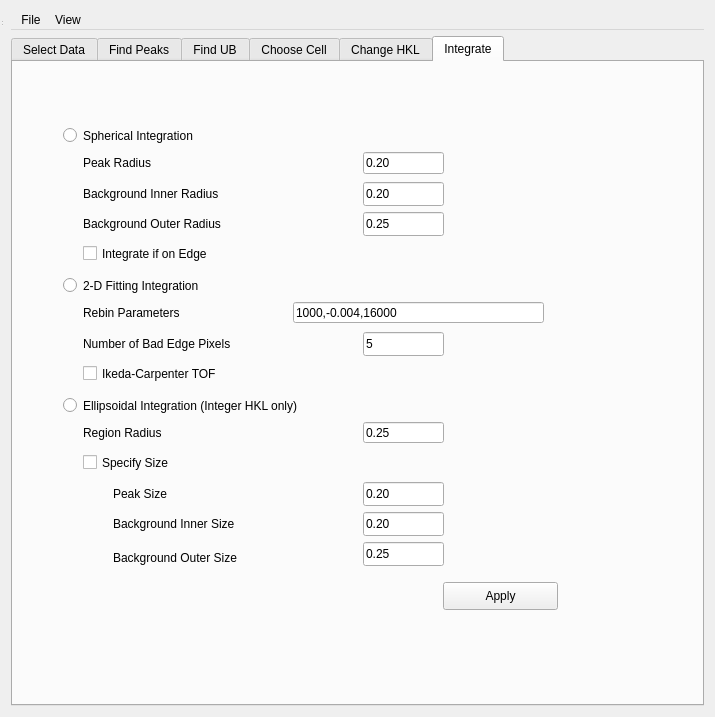
Old version of the form Code/Mantid/MantidQt/CustomInterfaces/inc/MantidQtCustomInterfaces/MantidEV.ui in the repository mantidproject/mantid.
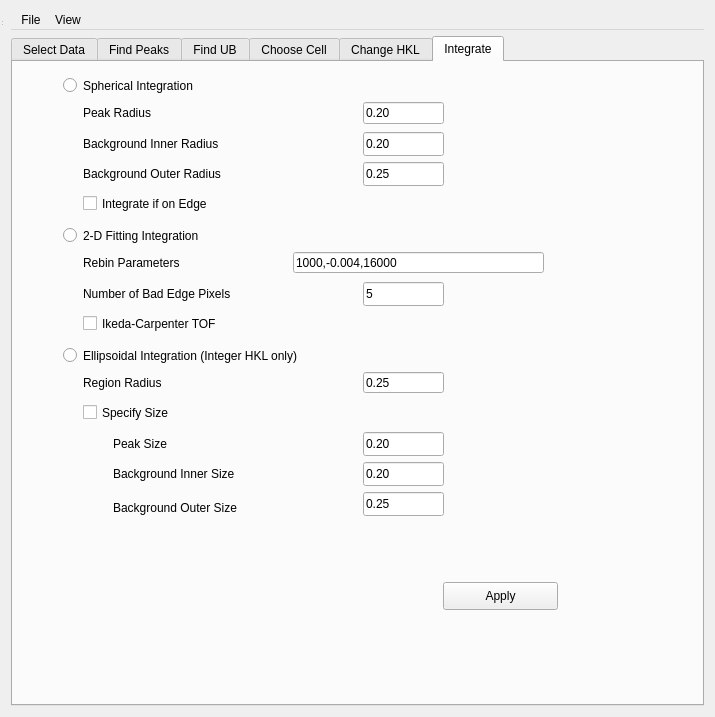
New version of the form. The open tabs and pages were chosen to show the change.

Commit message:
Re 6687 MantidEV menubar, save/load settings.
The settings of all GUI controls are now automatically saved
in a default location, and can be optionally saved and
loaded from a user specified file.  This is implemented
using Qt's QSettings object.

Refs #6687

Patch:
```diff
--- a/Code/Mantid/MantidQt/CustomInterfaces/inc/MantidQtCustomInterfaces/MantidEV.ui
+++ b/Code/Mantid/MantidQt/CustomInterfaces/inc/MantidQtCustomInterfaces/MantidEV.ui
@@ -1199,7 +1199,7 @@
        <property name="geometry">
         <rect>
          <x>50</x>
-         <y>60</y>
+         <y>10</y>
          <width>301</width>
          <height>27</height>
         </rect>
@@ -1212,7 +1212,7 @@
        <property name="geometry">
         <rect>
          <x>50</x>
-         <y>210</y>
+         <y>160</y>
          <width>311</width>
          <height>27</height>
         </rect>
@@ -1225,7 +1225,7 @@
        <property name="geometry">
         <rect>
          <x>50</x>
-         <y>330</y>
+         <y>280</y>
          <width>481</width>
          <height>27</height>
         </rect>
@@ -1238,7 +1238,7 @@
        <property name="geometry">
         <rect>
          <x>70</x>
-         <y>360</y>
+         <y>310</y>
          <width>271</width>
          <height>21</height>
         </rect>
@@ -1251,7 +1251,7 @@
        <property name="geometry">
         <rect>
          <x>350</x>
-         <y>360</y>
+         <y>310</y>
          <width>81</width>
          <height>21</height>
         </rect>
@@ -1264,7 +1264,7 @@
        <property name="geometry">
         <rect>
          <x>100</x>
-         <y>420</y>
+         <y>370</y>
          <width>231</width>
          <height>24</height>
         </rect>
@@ -1277,7 +1277,7 @@
        <property name="geometry">
         <rect>
          <x>350</x>
-         <y>420</y>
+         <y>370</y>
          <width>81</width>
          <height>24</height>
         </rect>
@@ -1290,7 +1290,7 @@
        <property name="geometry">
         <rect>
          <x>70</x>
-         <y>390</y>
+         <y>340</y>
          <width>271</width>
          <height>21</height>
         </rect>
@@ -1303,7 +1303,7 @@
        <property name="geometry">
         <rect>
          <x>100</x>
-         <y>450</y>
+         <y>400</y>
          <width>241</width>
          <height>24</height>
         </rect>
@@ -1316,7 +1316,7 @@
        <property name="geometry">
         <rect>
          <x>350</x>
-         <y>450</y>
+         <y>400</y>
          <width>81</width>
          <height>24</height>
         </rect>
@@ -1329,7 +1329,7 @@
        <property name="geometry">
         <rect>
          <x>100</x>
-         <y>480</y>
+         <y>430</y>
          <width>241</width>
          <height>31</height>
         </rect>
@@ -1342,7 +1342,7 @@
        <property name="geometry">
         <rect>
          <x>350</x>
-         <y>480</y>
+         <y>430</y>
          <width>81</width>
          <height>24</height>
         </rect>
@@ -1355,7 +1355,7 @@
        <property name="geometry">
         <rect>
          <x>70</x>
-         <y>240</y>
+         <y>190</y>
          <width>201</width>
          <height>21</height>
         </rect>
@@ -1368,7 +1368,7 @@
        <property name="geometry">
         <rect>
          <x>280</x>
-         <y>240</y>
+         <y>190</y>
          <width>251</width>
          <height>21</height>
         </rect>
@@ -1381,7 +1381,7 @@
        <property name="geometry">
         <rect>
          <x>70</x>
-         <y>270</y>
+         <y>220</y>
          <width>271</width>
          <height>24</height>
         </rect>
@@ -1394,7 +1394,7 @@
        <property name="geometry">
         <rect>
          <x>350</x>
-         <y>270</y>
+         <y>220</y>
          <width>81</width>
          <height>24</height>
         </rect>
@@ -1407,7 +1407,7 @@
        <property name="geometry">
         <rect>
          <x>70</x>
-         <y>300</y>
+         <y>250</y>
          <width>271</width>
          <height>23</height>
         </rect>
@@ -1420,7 +1420,7 @@
        <property name="geometry">
         <rect>
          <x>70</x>
-         <y>90</y>
+         <y>40</y>
          <width>211</width>
          <height>22</height>
         </rect>
@@ -1433,7 +1433,7 @@
        <property name="geometry">
         <rect>
          <x>350</x>
-         <y>90</y>
+         <y>40</y>
          <width>81</width>
          <height>22</height>
         </rect>
@@ -1446,7 +1446,7 @@
        <property name="geometry">
         <rect>
          <x>70</x>
-         <y>120</y>
+         <y>70</y>
          <width>281</width>
          <height>24</height>
         </rect>
@@ -1459,7 +1459,7 @@
        <property name="geometry">
         <rect>
          <x>350</x>
-         <y>120</y>
+         <y>70</y>
          <width>81</width>
          <height>24</height>
         </rect>
@@ -1472,7 +1472,7 @@
        <property name="geometry">
         <rect>
          <x>70</x>
-         <y>150</y>
+         <y>100</y>
          <width>261</width>
          <height>24</height>
         </rect>
@@ -1485,7 +1485,7 @@
        <property name="geometry">
         <rect>
          <x>350</x>
-         <y>150</y>
+         <y>100</y>
          <width>81</width>
          <height>24</height>
         </rect>
@@ -1498,7 +1498,7 @@
        <property name="geometry">
         <rect>
          <x>70</x>
-         <y>180</y>
+         <y>130</y>
          <width>271</width>
          <height>23</height>
         </rect>
```
Left out of the diff: 24 changed lines with no effect on the pictures. The commit also changes 2 other files.
